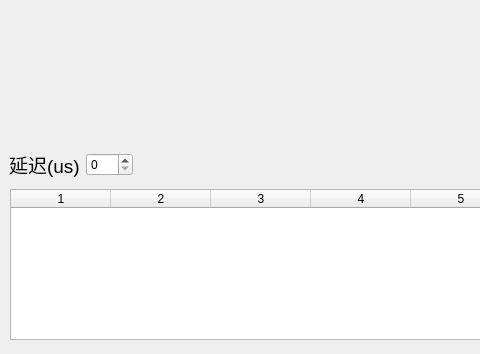
First picture: the form in MplMainWindow.ui, repository lishuaiyuan1990/UTTest, before the edit; both pictures show x 0 to 480 and y 271 to 625 of the 1382 by 625 pixel window.
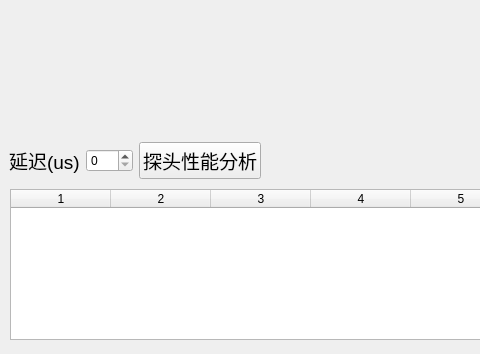
Second picture: the form after the edit. Custom widgets are drawn as their Qt base class.

Commit message: 探头参数测量（1）

The edit to the form file:
```diff
--- a/MplMainWindow.ui
+++ b/MplMainWindow.ui
@@ -71,6 +71,18 @@
          </item>
         </layout>
        </item>
+       <item>
+        <widget class="QPushButton" name="m_probePara">
+         <property name="font">
+          <font>
+           <pointsize>14</pointsize>
+          </font>
+         </property>
+         <property name="text">
+          <string>探头性能分析</string>
+         </property>
+        </widget>
+       </item>
        <item>
         <spacer name="horizontalSpacer">
          <property name="orientation">
```
The commit also changes 13 other files.
